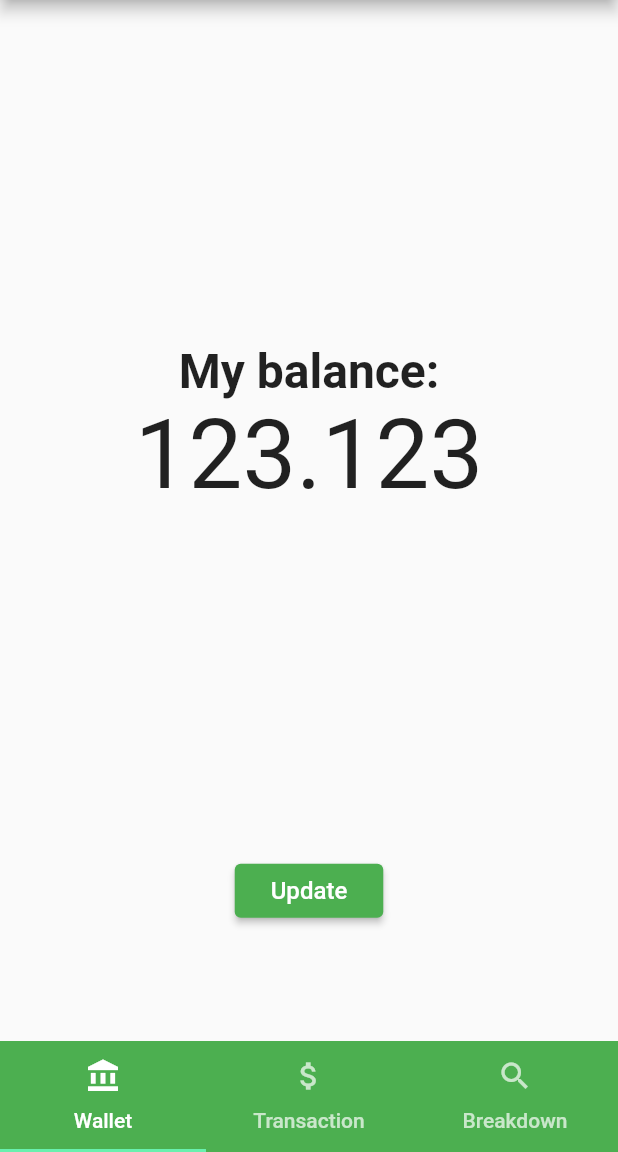
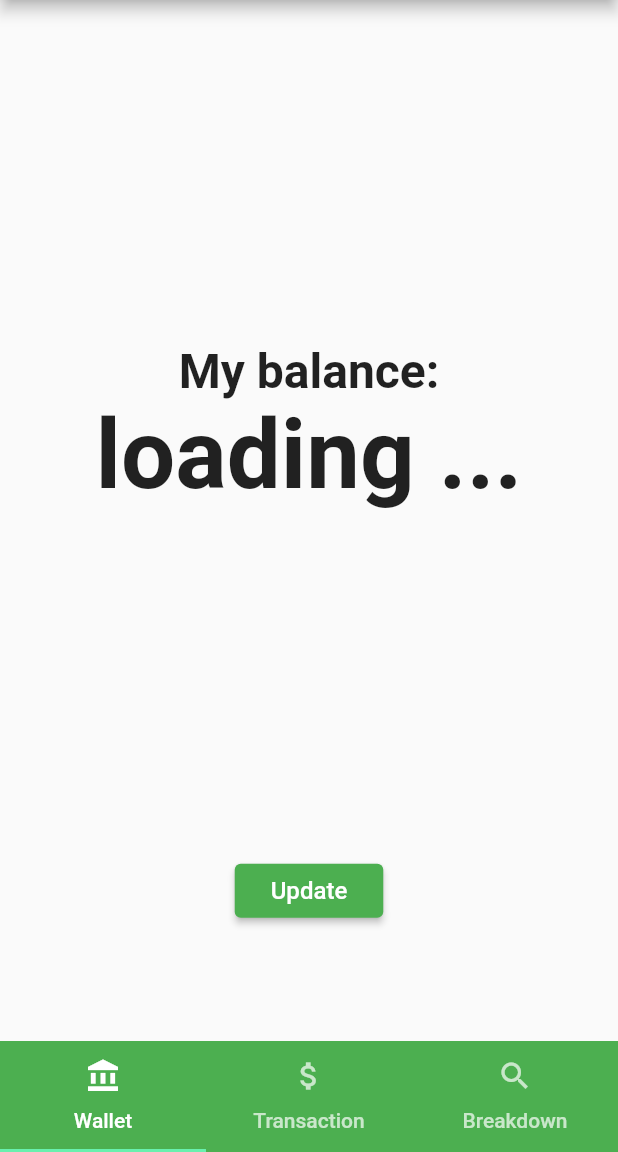
Before and after one commit to CicadaCinema/debt_app, a Flutter app: the screen it shows once a user with an empty profile is signed in, on a phone screen of 412 x 824 dp, the part 84-1236 px from its top. Run offline on Flutter 3.47's test engine with Material 2 defaults, Android fonts, the phone set to English and light mode, and no system bars; our stand-ins replace cloud_firestore, firebase_auth, firebase_core; accounts and stored records are empty.

Commit message:
Yay! Now we can read from Realtime Database at will! This is largely temporary though, as we will soon automatically update these values when they are changed. Wait, does the above need to be done at all? After all, the username is never updated and the balance is only updated when a transaction is complete...

```diff
--- a/lib/menu.dart
+++ b/lib/menu.dart
@@ -1,7 +1,9 @@
 import 'package:flutter/material.dart';
 import 'package:firebase_core/firebase_core.dart';
 import 'package:firebase_auth/firebase_auth.dart';
+import 'package:cloud_firestore/cloud_firestore.dart';
 
+import 'misc.dart';
 import 'transaction_request.dart';
 
 class MainMenu extends StatefulWidget {
@@ -10,6 +12,11 @@ class MainMenu extends StatefulWidget {
 }
 
 class _MainMenuState extends State<MainMenu> {
+  CollectionReference users = FirebaseFirestore.instance.collection('users');
+  String _uid = FirebaseAuth.instance.currentUser.uid;
+  String _username = "My";
+  String _balance = "loading ...";
+
   Map<String, num> _map = {
     "UserA": -99.99,
     "UserB": 0.5,
@@ -31,6 +38,19 @@ class _MainMenuState extends State<MainMenu> {
       ]))
           .toList(),
     );
+  }
+
+  void _getBalance() {
+    Future<DocumentSnapshot> _future = users.doc(_uid).get();
+    _future.then((DocumentSnapshot value) {
+      Map<String, dynamic> retrievedData = value.data();
+      _username =retrievedData['username'] + '\'s';
+      _balance = '£' + value.data()['balance'].toStringAsFixed(2);
+      setState(() {});
+    })
+        .catchError((error) {
+          showDialogBox('Cloud Firestore error', 'Error retrieving user data', context);
+        });
   }
 
   @override
@@ -62,16 +82,18 @@ class _MainMenuState extends State<MainMenu> {
                   Spacer(flex: 3),
                   //Text('Current route:' + ModalRoute.of(context).settings.name),
                   Text(
-                    'My balance:',
+                    '${_username} balance:',
                     style: TextStyle(fontSize: 32, fontWeight: FontWeight.bold),
                   ),
                   Text(
-                    '123.123',
-                    style: TextStyle(fontSize: 64),
+                    _balance,
+                    style: TextStyle(fontSize: 64, fontWeight: FontWeight.bold),
                   ),
                   Spacer(flex: 3),
                   RaisedButton(
-                    onPressed: (){},
+                    onPressed: (){
+                      _getBalance();
+                    },
                     child: Text(
                       'Update',
                       style: TextStyle(fontSize: 16),
```
